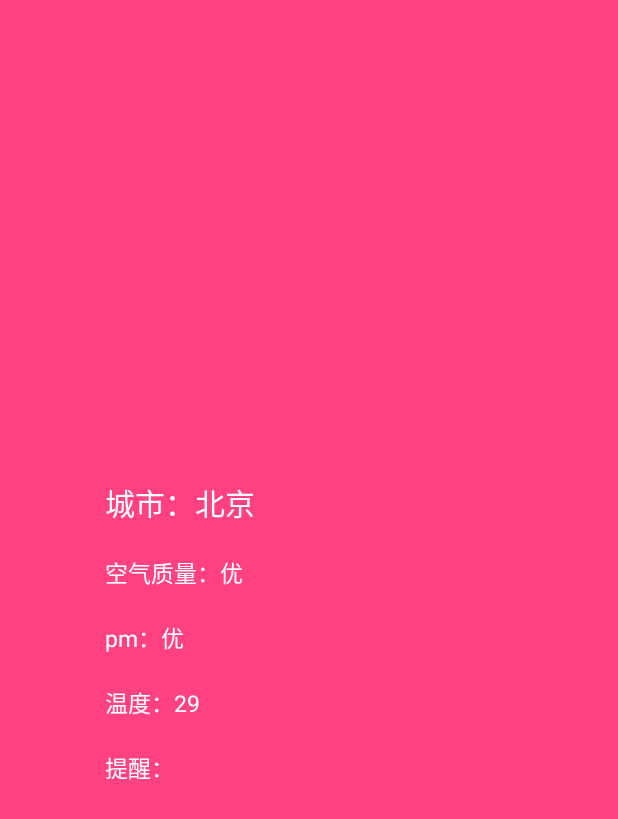
After one commit to GraceJoJo/MVP_Kotlin_Rx, an Android app: the layout content_view.xml on its own in the app's theme, with its tools: preview values and no code run, on a phone screen of 412 x 824 dp. The commit adds this screen. Shown: the top 819 px of the screen. Run offline under Robolectric (Android 15) with nearby library versions, the phone set to English and light mode, and no system bars.

```diff
--- a/app/src/main/java/com/example/jojo/mvp_kotlin/net/retrofit/ApiService.kt
+++ b/app/src/main/java/com/example/jojo/mvp_kotlin/net/retrofit/ApiService.kt
@@ -1,6 +1,7 @@
 package com.zongxueguan.naochanle_android.retrofitrx
 
 import com.example.jojo.mvp_kotlin.bean.RequestEntity
+import com.example.jojo.mvp_kotlin.bean.WeatherEntity
 import io.reactivex.Observable
 import okhttp3.RequestBody
 import retrofit2.http.*
@@ -136,7 +137,7 @@ interface ApiService {
 //    "https://www.sojson.com/open/api/weather/json.shtml?city=" + "北京"
 //    如果Oberserver<String> 则会报错：onErrorExpected a string but was BEGIN_OBJECT at line 1 column 2 path $
     @GET("weather/json.shtml")
-    fun getWeather(@Query("city") city: String): Observable<Any>
+    fun getWeather(@Query("city") city: String): Observable<WeatherEntity>
 
 
     /**
--- /dev/null
+++ b/app/src/main/res/layout/content_view.xml
@@ -0,0 +1,64 @@
+<?xml version="1.0" encoding="utf-8"?>
+<android.support.constraint.ConstraintLayout
+    xmlns:android="http://schemas.android.com/apk/res/android" android:layout_width="match_parent"
+    android:layout_height="match_parent">
+    <LinearLayout
+        android:layout_width="match_parent"
+        android:layout_height="match_parent"
+        android:layout_centerInParent="true"
+        android:background="@color/colorAccent"
+        android:gravity="center_vertical|left"
+        android:orientation="vertical"
+        android:paddingLeft="50dp">
+
+        <TextView
+            android:id="@+id/tv_city"
+            android:layout_width="wrap_content"
+            android:layout_height="wrap_content"
+            android:paddingLeft="20dp"
+            android:paddingTop="20dp"
+            android:text="城市：北京"
+            android:textColor="@android:color/white"
+            android:textSize="20sp" />
+
+        <TextView
+            android:id="@+id/tv_quality"
+            android:layout_width="wrap_content"
+            android:layout_height="wrap_content"
+            android:paddingLeft="20dp"
+            android:paddingTop="20dp"
+            android:text="空气质量：优"
+            android:textColor="@android:color/white"
+            android:textSize="15sp" />
+
+        <TextView
+            android:id="@+id/tv_pm"
+            android:layout_width="wrap_content"
+            android:layout_height="wrap_content"
+            android:paddingLeft="20dp"
+            android:paddingTop="20dp"
+            android:text="pm：优"
+            android:textColor="@android:color/white"
+            android:textSize="15sp" />
+
+        <TextView
+            android:id="@+id/tv_wendu"
+            android:layout_width="wrap_content"
+            android:layout_height="wrap_content"
+            android:paddingLeft="20dp"
+            android:paddingTop="20dp"
+            android:text="温度：29"
+            android:textColor="@android:color/white"
+            android:textSize="15sp" />
+
+        <TextView
+            android:id="@+id/tv_notice"
+            android:layout_width="wrap_content"
+            android:layout_height="wrap_content"
+            android:paddingLeft="20dp"
+            android:paddingTop="20dp"
+            android:text="提醒："
+            android:textColor="@android:color/white"
+            android:textSize="15sp" />
+    </LinearLayout>
+</android.support.constraint.ConstraintLayout>
--- a/app/src/main/res/values/strings.xml
+++ b/app/src/main/res/values/strings.xml
@@ -1,3 +1,3 @@
 <resources>
-    <string name="app_name">IOC_Test</string>
+    <string name="app_name">MVP_Kotlin</string>
 </resources>
```
Also changed, not shown: app/src/main/java/com/example/jojo/mvp_kotlin/application/MyApplication.kt (+7 -5 lines), app/src/main/java/com/example/jojo/mvp_kotlin/net/retrofit/RetrofitRxManager.kt (+8 -7 lines), app/src/main/java/com/example/jojo/mvp_kotlin/ui/MainActivity.kt (+12 -5 lines), app/src/main/res/layout/activity_main.xml (+1 -8 lines), multiple-status-view/src/main/java/com/classic/common/MultipleStatusView.java (+91 -0 lines).
